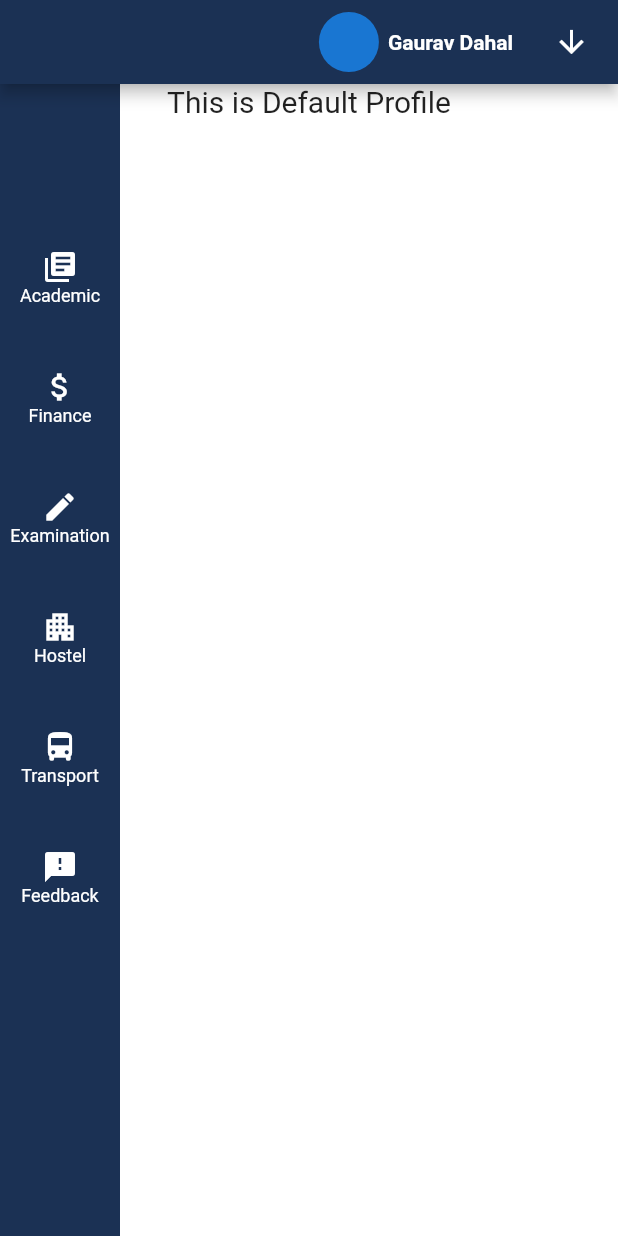
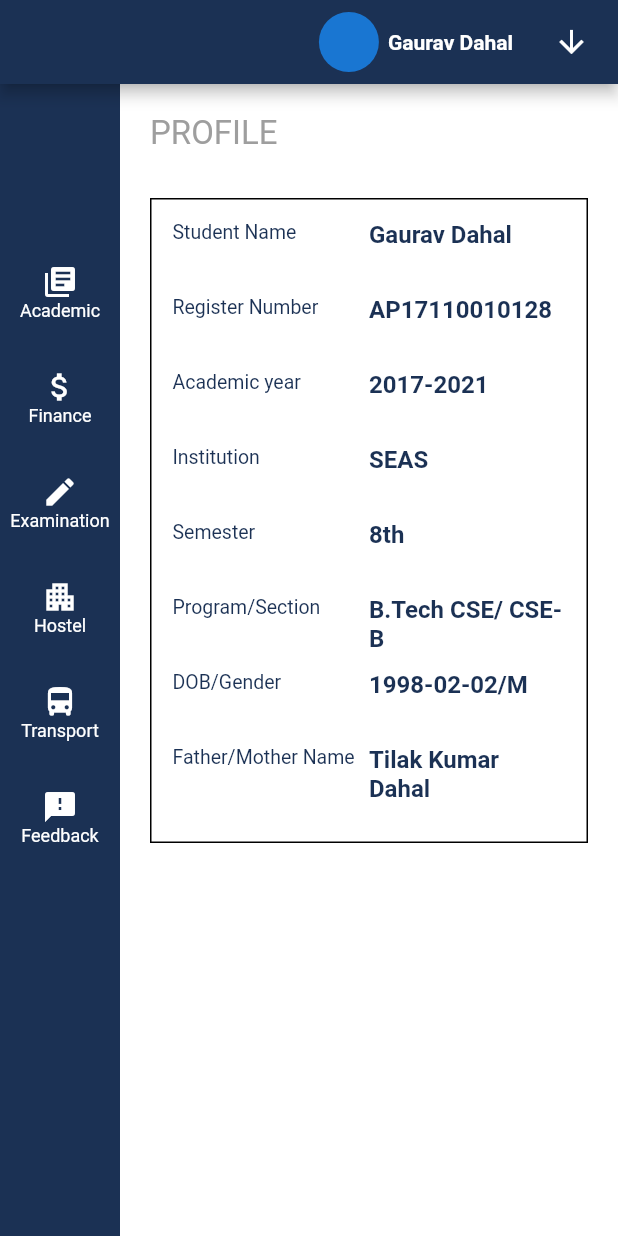
Before and after one commit to gaurav822/portal-management-system, a Flutter app: the MainPage screen opened directly, on a phone screen of 412 x 824 dp. Run offline on Flutter 3.47's test engine with Material 2 defaults, Android fonts, the phone set to English and light mode, and no system bars; our stand-ins replace hexcolor.

Commit message:
update on mainpage

```diff
--- a/lib/mainpage.dart
+++ b/lib/mainpage.dart
@@ -40,6 +40,27 @@ class _MainPageState extends State<MainPage> {
     Transport(),
     Feedbacks()
   ];
+
+  List first = [
+      "Student Name",
+      "Register Number",
+      "Academic year",
+      "Institution",
+          "Semester",
+      "Program/Section",
+      "DOB/Gender",
+      "Father/Mother Name"
+    ];
+    List second = [
+      "Gaurav Dahal",
+      "AP17110010128",
+      "2017-2021",
+      "SEAS",
+      "8th",
+      "B.Tech CSE/ CSE-B",
+      "1998-02-02/M",
+      "Tilak Kumar Dahal"
+    ];
 
   List<bool> selected = [false, false, false, false, false, false];
 
@@ -84,8 +105,9 @@ class _MainPageState extends State<MainPage> {
         children: [
           Container(
               color: Colors.white,
-              child: selected.indexOf(true)!=-1?mainPages[selected.indexOf(true)]:_defaultProfile()
-          ),
+              child: selected.indexOf(true) != -1
+                  ? mainPages[selected.indexOf(true)]
+                  : _defaultProfile()),
           Container(
             // margin: EdgeInsets.all(8),
             height: MediaQuery.of(context).size.height,
@@ -106,6 +128,9 @@ class _MainPageState extends State<MainPage> {
                                 icon: sideItems[index]["icon"],
                                 name: sideItems[index]["name"],
                                 selected: selected[index],
+                                color: selected[index] == true
+                                    ? "#3b5b8f"
+                                    : "#1b3154",
                                 onTap: () {
                                   setState(() {
                                     select(index);
@@ -122,13 +147,103 @@ class _MainPageState extends State<MainPage> {
   }
 
   Widget _defaultProfile() {
+
+
     return Container(
       child: Column(
+        crossAxisAlignment: CrossAxisAlignment.start,
         children: [
-          Center(child: Text("This is Default Profile",style: TextStyle(fontSize: 20),))
+          SizedBox(
+            height: 20,
+          ),
+          Container(
+            margin: EdgeInsets.only(left: 100),
+            child: Text(
+              "PROFILE",
+              style: TextStyle(fontSize: 22, color: Colors.grey),
+            ),
+          ),
+          Container(
+            margin: EdgeInsets.only(left: 100, right: 20, top: 30),
+            width: double.infinity,
+            // height: 500,
+            decoration: BoxDecoration(
+                border: Border.all(color: Colors.black, width: 1)),
+            child: Padding(
+              padding: const EdgeInsets.all(14.0),
+              child: Row(children: [
+                Expanded(
+
+                  child: Container(
+
+                    child: firstRow()),
+                  flex: 1,
+                ),
+                Expanded(
+                  child: Container(
+
+                    child: secondRow()),
+                  flex: 1,
+                ),
+              ]),
+            ),
+          )
         ],
       ),
     );
+  }
+
+  Widget firstRow() {
+    return Column(
+      crossAxisAlignment: CrossAxisAlignment.start,
+      children: [
+        for(int i=0;i<first.length;i++) Container(
+          height: 50,
+          child: Text(first[i],style: TextStyle(color: blue, fontSize: 13),))
+      ],
+    );
+  }
+
+  Widget secondRow() {
+    return Column(
+      crossAxisAlignment: CrossAxisAlignment.start,
+      children: [
+        for(int i=0;i<second.length;i++) Container(
+          height: 50,
+                  child: Column(
+                                      children: [Text(second[i], style: TextStyle(
+                    color: blue, fontSize: 16, fontWeight: FontWeight.bold),),
+                    ]
+                  ),
+        ),
+
+      ],
+    );
+  }
+
+  Widget _eachRow(String first, String second) {
+    return Column(crossAxisAlignment: CrossAxisAlignment.start, children: [
+      Row(
+        children: [
+          Text(
+            first,
+            style: TextStyle(color: blue, fontSize: 13),
+          ),
+          SizedBox(
+            width: 70,
+          ),
+          Text(
+            second,
+            style: TextStyle(
+                color: blue, fontSize: 16, fontWeight: FontWeight.bold),
+          ),
+        ],
+      ),
+      Divider(
+        color: blue,
+        thickness: 0.4,
+      )
+    ]);
   }
 }
 
@@ -137,12 +252,14 @@ class NavBarItem extends StatefulWidget {
   final Function onTap;
   final bool selected;
   final String name;
-  NavBarItem({this.icon, this.onTap, this.selected, this.name});
+  final String color;
+  NavBarItem({this.icon, this.onTap, this.selected, this.name, this.color});
   @override
   _NavBarItemState createState() => _NavBarItemState();
 }
 
 class _NavBarItemState extends State<NavBarItem> {
+  Color boxColor = HexColor("#1b3154");
   @override
   Widget build(BuildContext context) {
     return GestureDetector(
@@ -156,8 +273,12 @@ class _NavBarItemState extends State<NavBarItem> {
           child: Stack(
             children: [
               Container(
-                height: 80,
+                margin: EdgeInsets.only(top: 10),
+                height: 60,
                 width: 80,
+                decoration: BoxDecoration(
+                  color: HexColor(widget.color),
+                ),
                 child: Column(children: [
                   Center(
                     child: Icon(
```
